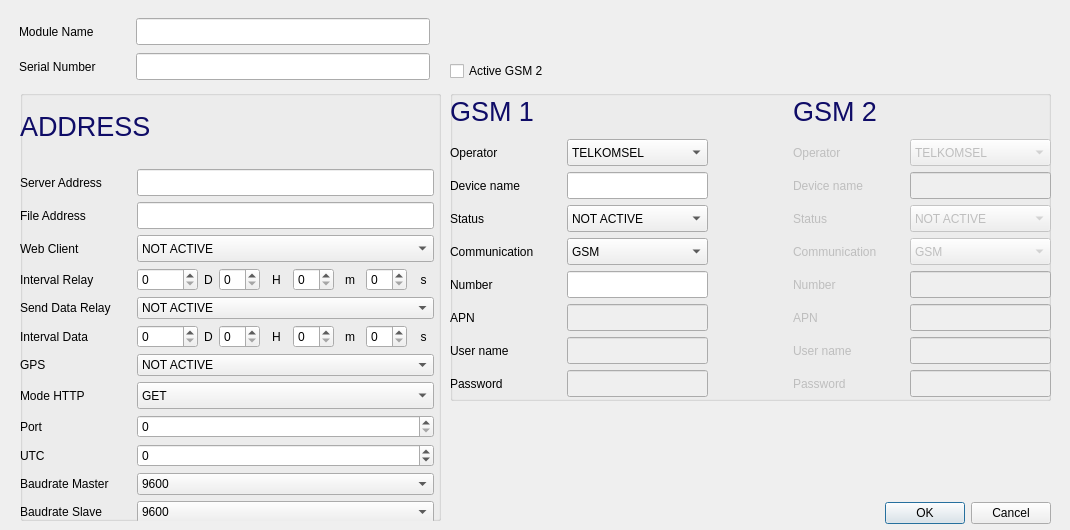
First picture: the form in view/form_addmodule.ui, repository zenaki/RTU, before the edit.
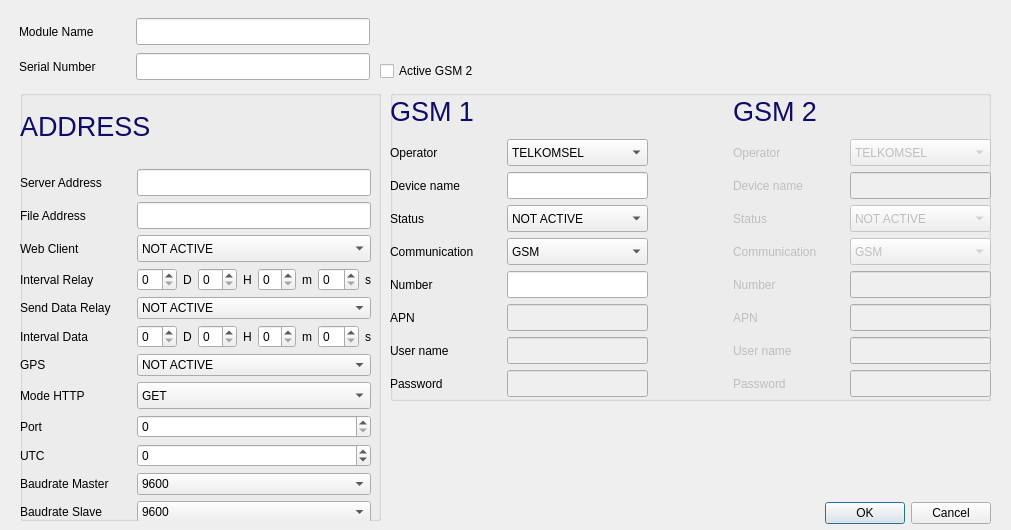
Second picture: the form after the edit. Icons and pictures are not drawn.

```diff
--- a/view/form_addmodule.ui
+++ b/view/form_addmodule.ui
@@ -6,7 +6,7 @@
    <rect>
     <x>0</x>
     <y>0</y>
-    <width>1070</width>
+    <width>1011</width>
     <height>530</height>
    </rect>
   </property>
@@ -32,7 +32,7 @@
   <widget class="QCheckBox" name="ck_flag_active_gsm_2">
    <property name="geometry">
     <rect>
-     <x>450</x>
+     <x>380</x>
      <y>60</y>
      <width>121</width>
      <height>22</height>
@@ -51,7 +51,7 @@
   <widget class="QDialogButtonBox" name="buttonBox">
    <property name="geometry">
     <rect>
-     <x>450</x>
+     <x>390</x>
      <y>500</y>
      <width>601</width>
      <height>27</height>
@@ -66,7 +66,7 @@
     <rect>
      <x>19</x>
      <y>16</y>
-     <width>411</width>
+     <width>351</width>
      <height>66</height>
     </rect>
    </property>
@@ -90,7 +90,7 @@
        <widget class="QLineEdit" name="edit_module_name">
         <property name="minimumSize">
          <size>
-          <width>146</width>
+          <width>141</width>
           <height>27</height>
          </size>
         </property>
@@ -117,7 +117,7 @@
        <widget class="QLineEdit" name="edit_sn">
         <property name="minimumSize">
          <size>
-          <width>146</width>
+          <width>141</width>
           <height>27</height>
          </size>
         </property>
@@ -130,7 +130,7 @@
   <widget class="QGroupBox" name="gbCom">
    <property name="geometry">
     <rect>
-     <x>450</x>
+     <x>390</x>
      <y>90</y>
      <width>601</width>
      <height>311</height>
@@ -708,7 +708,7 @@
     <rect>
      <x>20</x>
      <y>90</y>
-     <width>421</width>
+     <width>361</width>
      <height>431</height>
     </rect>
    </property>
@@ -720,7 +720,7 @@
      <rect>
       <x>0</x>
       <y>0</y>
-      <width>414</width>
+      <width>351</width>
       <height>433</height>
      </rect>
     </property>
```
